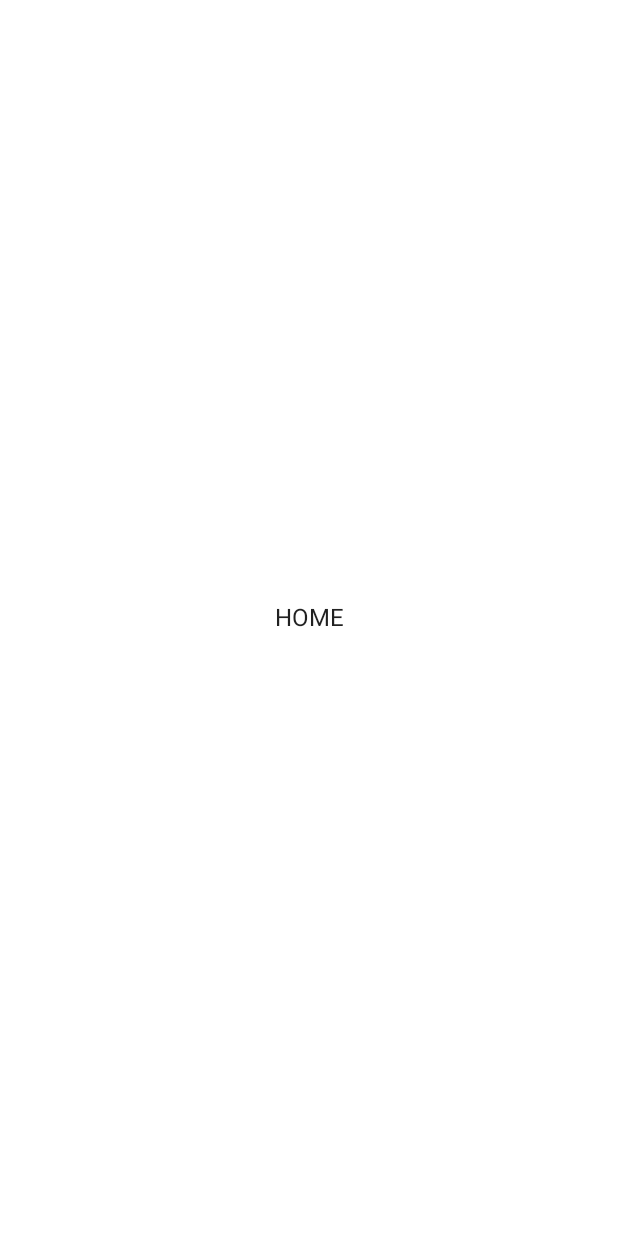
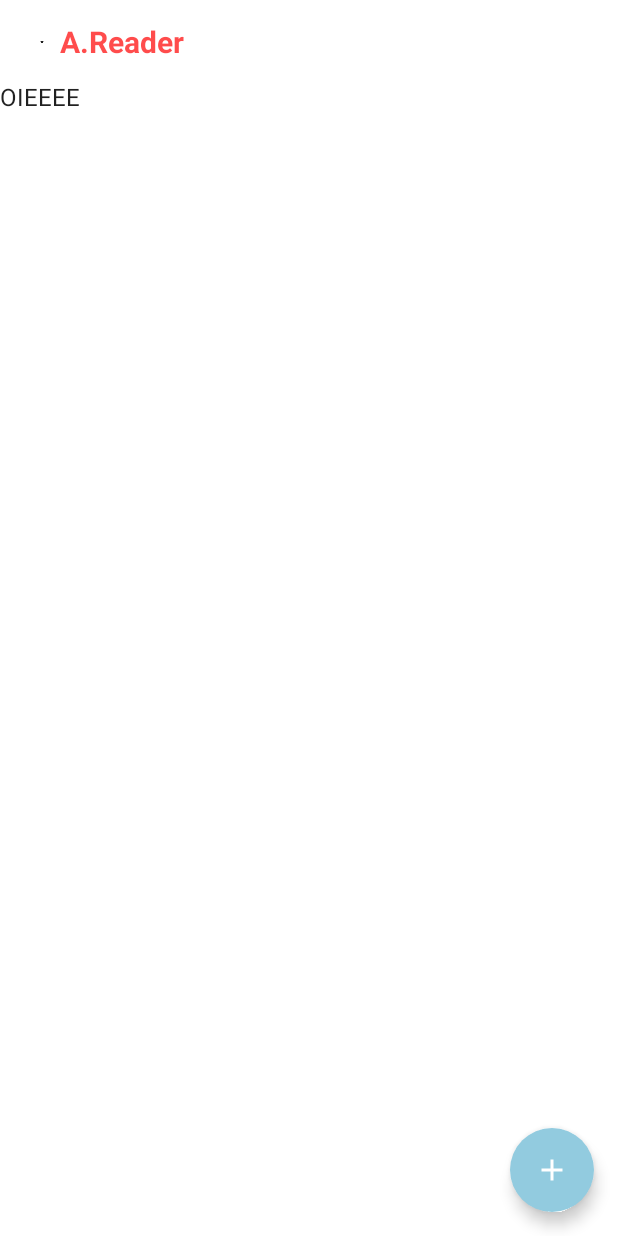
Before and after one commit to marcelosanto/meu-diario-de-livros, an Android app built with Jetpack Compose: the ReaderBookHomeScreen screen opened through its navigation route, on a phone screen of 412 x 824 dp. Before the commit the screen is almost empty. Run offline under Robolectric (Android 15) with nearby library versions, the phone set to English and light mode, and no system bars; our stand-ins replace Dagger/Hilt's generated code, Firebase (no records; nobody signed in at launch, a user with empty details on screens opened directly).

Commit message:
feat: ReaderAppBar

```diff
--- a/app/src/main/java/com/example/livrosqueli/screens/ReaderSplashScreen.kt
+++ b/app/src/main/java/com/example/livrosqueli/screens/ReaderSplashScreen.kt
@@ -20,6 +20,7 @@ import androidx.compose.ui.unit.dp
 import androidx.navigation.NavController
 import com.example.livrosqueli.components.ReaderLogo
 import com.example.livrosqueli.navigation.ReaderScreens
+import com.google.firebase.auth.FirebaseAuth
 import kotlinx.coroutines.delay
 
 @Composable
@@ -36,10 +37,10 @@ fun ReaderSplashScreen(navController: NavController) {
 
         delay(2000L)
 
-//        if (FirebaseAuth.getInstance().currentUser?.email.isNullOrEmpty()) {
-//            navController.navigate(ReaderScreens.LoginScreen.name)
-//        } else navController.navigate(ReaderScreens.ReaderHomeScreen.name)
-        navController.navigate(ReaderScreens.LoginScreen.name)
+        if (FirebaseAuth.getInstance().currentUser?.email.isNullOrEmpty()) {
+            navController.navigate(ReaderScreens.LoginScreen.name)
+        } else navController.navigate(ReaderScreens.ReaderHomeScreen.name)
+        //navController.navigate(ReaderScreens.LoginScreen.name)
 
     }
 
--- a/app/src/main/java/com/example/livrosqueli/screens/home/ReaderBookHomeScreen.kt
+++ b/app/src/main/java/com/example/livrosqueli/screens/home/ReaderBookHomeScreen.kt
@@ -1,10 +1,85 @@
 package com.example.livrosqueli.screens.home
 
-import androidx.compose.material.Text
+import androidx.compose.foundation.layout.Row
+import androidx.compose.foundation.layout.fillMaxSize
+import androidx.compose.foundation.layout.padding
+import androidx.compose.foundation.shape.RoundedCornerShape
+import androidx.compose.material.*
+import androidx.compose.material.icons.Icons
+import androidx.compose.material.icons.filled.Add
+import androidx.compose.material.icons.filled.Favorite
 import androidx.compose.runtime.Composable
+import androidx.compose.ui.Alignment
+import androidx.compose.ui.Modifier
+import androidx.compose.ui.draw.clip
+import androidx.compose.ui.draw.scale
+import androidx.compose.ui.graphics.Color
+import androidx.compose.ui.text.TextStyle
+import androidx.compose.ui.text.font.FontWeight
+import androidx.compose.ui.unit.dp
+import androidx.compose.ui.unit.sp
 import androidx.navigation.NavController
 
 @Composable
 fun ReaderBookHomeScreen(navController: NavController) {
-    Text(text = "HOME")
+    Scaffold(topBar = {
+        ReaderAppBar(title = "A.Reader", navController = navController)
+    }, floatingActionButton = {
+        FABContent {}
+    }) {
+        Surface(
+            modifier = Modifier
+                .fillMaxSize()
+                .padding(it)
+        ) {
+            Text(text = "OIEEEE")
+        }
+    }
 }
+
+@Composable
+fun ReaderAppBar(
+    title: String,
+    showProfile: Boolean = true,
+    navController: NavController
+) {
+    TopAppBar(
+        title = {
+            Row(verticalAlignment = Alignment.CenterVertically) {
+                if (showProfile) {
+                    Icon(
+                        imageVector = Icons.Default.Favorite,
+                        contentDescription = "Logo icon",
+                        modifier = Modifier
+                            .clip(RoundedCornerShape(12.dp))
+                            .scale(0.1f)
+                    )
+                }
+                Text(
+                    text = title, color = Color.Red.copy(alpha = 0.7f),
+                    style = TextStyle(fontWeight = FontWeight.Bold, fontSize = 20.sp)
+                )
+            }
+        },
+        actions = {},
+        backgroundColor = Color.Transparent,
+        elevation = 0.dp
+    )
+
+
+}
+
+@Composable
+fun FABContent(onTap: () -> Unit) {
+    FloatingActionButton(
+        onClick = { onTap() },
+        shape = RoundedCornerShape(50.dp),
+        backgroundColor = Color(0xFF92CBDF)
+    ) {
+        Icon(
+            imageVector = Icons.Default.Add,
+            contentDescription = "Add a book",
+            tint = Color.White
+        )
+    }
+}
```
